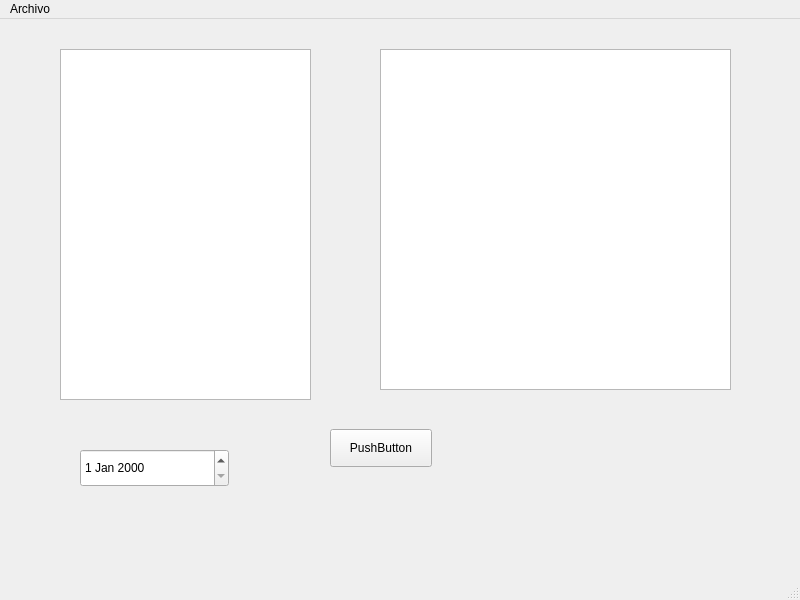
Old version of the form infomesasmain.ui in the repository waltermas-gitter/infomesas-gui.
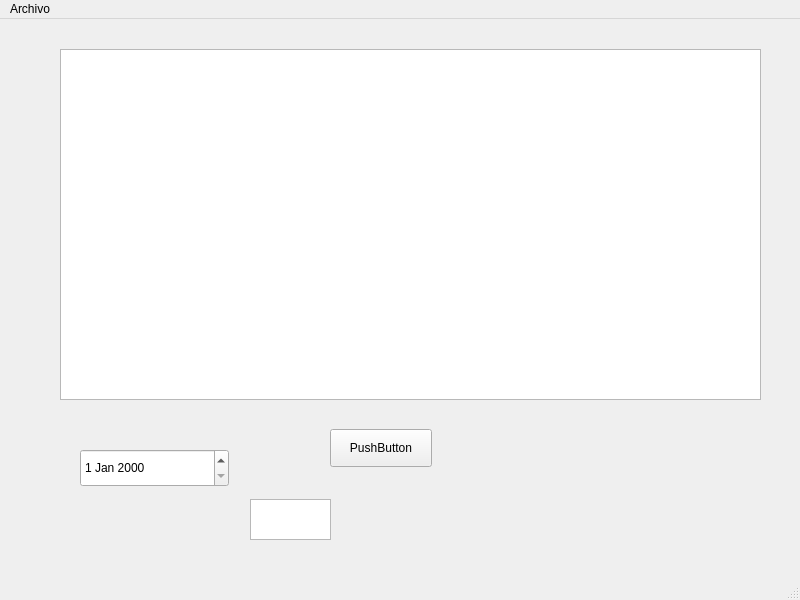
New version of the form.

Commit message: dateando qtable

```diff
--- a/infomesasmain.ui
+++ b/infomesasmain.ui
@@ -32,18 +32,21 @@
      <rect>
       <x>60</x>
       <y>30</y>
-      <width>251</width>
+      <width>701</width>
       <height>351</height>
      </rect>
     </property>
+    <attribute name="verticalHeaderVisible">
+     <bool>false</bool>
+    </attribute>
    </widget>
    <widget class="QTableView" name="pedidosTableView">
     <property name="geometry">
      <rect>
-      <x>380</x>
-      <y>30</y>
-      <width>351</width>
-      <height>341</height>
+      <x>250</x>
+      <y>480</y>
+      <width>81</width>
+      <height>41</height>
      </rect>
     </property>
    </widget>
```
The commit also changes 1 other file.
